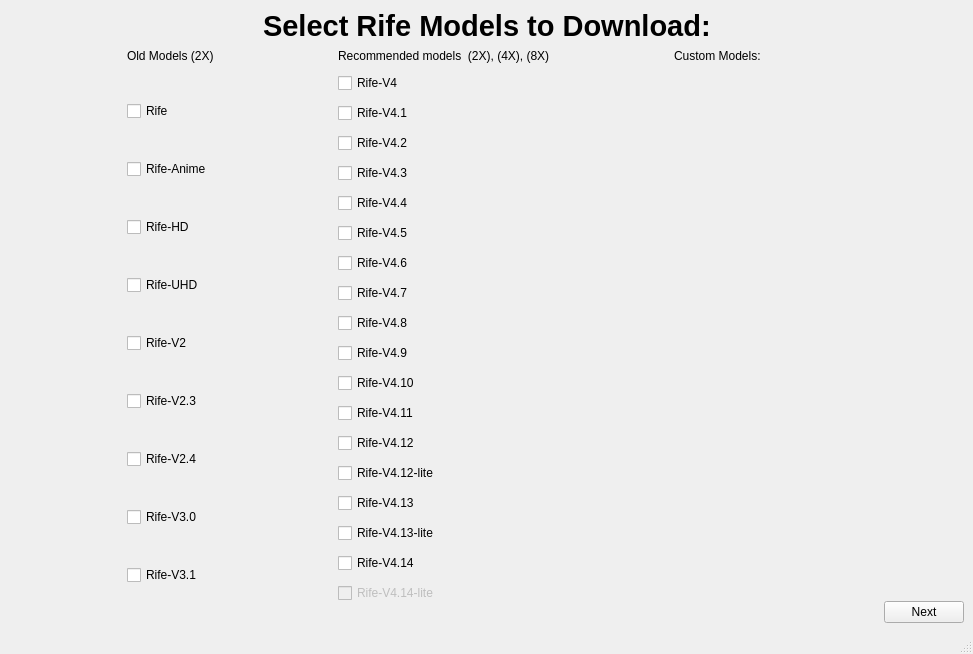
First picture: the form in src/getModels/SelectModels.ui, repository TNTwise/REAL-Video-Enhancer, before the edit.
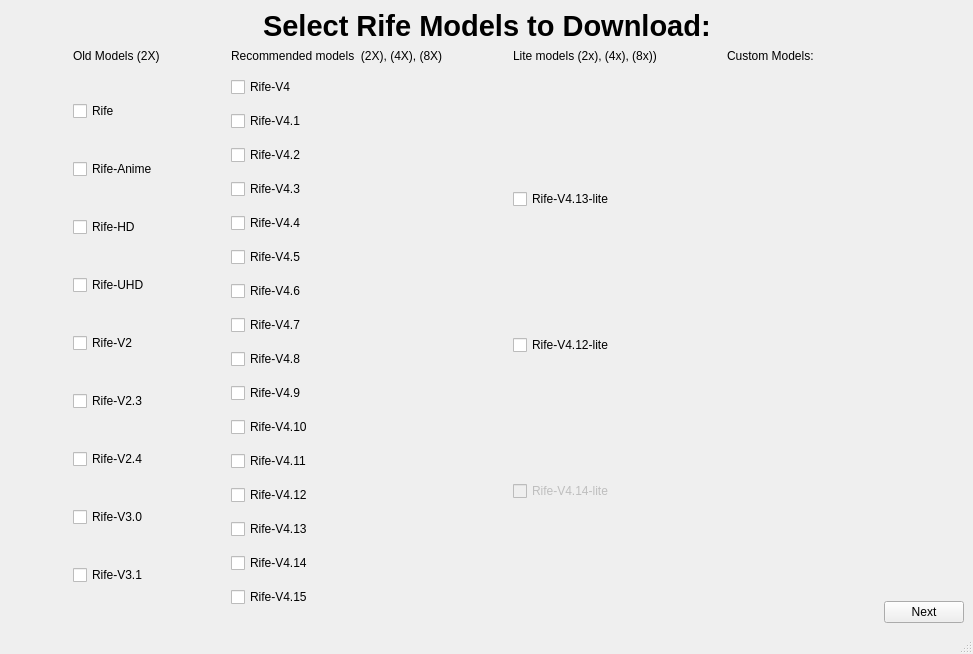
Second picture: the form after the edit.

Patch:
```diff
--- a/src/getModels/SelectModels.ui
+++ b/src/getModels/SelectModels.ui
@@ -58,6 +58,32 @@
        <layout class="QVBoxLayout" name="verticalLayout_2">
         <item>
          <layout class="QGridLayout" name="gridLayout">
+          <item row="0" column="8">
+           <widget class="QLabel" name="label_3">
+            <property name="maximumSize">
+             <size>
+              <width>16777215</width>
+              <height>20</height>
+             </size>
+            </property>
+            <property name="text">
+             <string>Custom Models:</string>
+            </property>
+           </widget>
+          </item>
+          <item row="1" column="2">
+           <spacer name="horizontalSpacer_6">
+            <property name="orientation">
+             <enum>Qt::Horizontal</enum>
+            </property>
+            <property name="sizeHint" stdset="0">
+             <size>
+              <width>40</width>
+              <height>20</height>
+             </size>
+            </property>
+           </spacer>
+          </item>
           <item row="1" column="1">
            <layout class="QVBoxLayout" name="verticalLayout">
             <item>
@@ -125,26 +151,6 @@
             </item>
            </layout>
           </item>
-          <item row="0" column="1">
-           <widget class="QLabel" name="label_4">
-            <property name="text">
-             <string>Old Models (2X)</string>
-            </property>
-           </widget>
-          </item>
-          <item row="0" column="3">
-           <widget class="QLabel" name="label_2">
-            <property name="maximumSize">
-             <size>
-              <width>16777215</width>
-              <height>20</height>
-             </size>
-            </property>
-            <property name="text">
-             <string>Recommended models  (2X), (4X), (8X)</string>
-            </property>
-           </widget>
-          </item>
           <item row="1" column="3">
            <layout class="QVBoxLayout" name="verticalLayout_6">
             <item>
@@ -241,13 +247,6 @@
               </property>
              </widget>
             </item>
-            <item>
-             <widget class="QCheckBox" name="rife412lite">
-              <property name="text">
-               <string>Rife-V4.12-lite</string>
-              </property>
-             </widget>
-            </item>
             <item>
              <widget class="QCheckBox" name="rife413">
               <property name="text">
@@ -255,13 +254,6 @@
               </property>
              </widget>
             </item>
-            <item>
-             <widget class="QCheckBox" name="rife413lite">
-              <property name="text">
-               <string>Rife-V4.13-lite</string>
-              </property>
-             </widget>
-            </item>
             <item>
              <widget class="QCheckBox" name="rife414">
               <property name="text">
@@ -270,17 +262,27 @@
              </widget>
             </item>
             <item>
-             <widget class="QCheckBox" name="rife414lite">
-              <property name="enabled">
-               <bool>false</bool>
-              </property>
+             <widget class="QCheckBox" name="rife415">
               <property name="text">
-               <string>Rife-V4.14-lite</string>
+               <string>Rife-V4.15</string>
               </property>
              </widget>
             </item>
            </layout>
           </item>
+          <item row="1" column="7">
+           <spacer name="horizontalSpacer_7">
+            <property name="orientation">
+             <enum>Qt::Horizontal</enum>
+            </property>
+            <property name="sizeHint" stdset="0">
+             <size>
+              <width>40</width>
+              <height>20</height>
+             </size>
+            </property>
+           </spacer>
+          </item>
           <item row="1" column="0">
            <spacer name="horizontalSpacer">
             <property name="orientation">
@@ -294,20 +296,7 @@
             </property>
            </spacer>
           </item>
-          <item row="1" column="4">
-           <spacer name="horizontalSpacer_5">
-            <property name="orientation">
-             <enum>Qt::Horizontal</enum>
-            </property>
-            <property name="sizeHint" stdset="0">
-             <size>
-              <width>40</width>
-              <height>20</height>
-             </size>
-            </property>
-           </spacer>
-          </item>
-          <item row="1" column="7">
+          <item row="1" column="10">
            <layout class="QVBoxLayout" name="verticalLayout_5">
             <item>
              <spacer name="verticalSpacer">
@@ -331,8 +320,8 @@
             </item>
            </layout>
           </item>
-          <item row="0" column="5">
-           <widget class="QLabel" name="label_3">
+          <item row="0" column="3">
+           <widget class="QLabel" name="label_2">
             <property name="maximumSize">
              <size>
               <width>16777215</width>
@@ -340,11 +329,11 @@
              </size>
             </property>
             <property name="text">
-             <string>Custom Models:</string>
+             <string>Recommended models  (2X), (4X), (8X)</string>
             </property>
            </widget>
           </item>
-          <item row="1" column="6">
+          <item row="1" column="9">
            <spacer name="horizontalSpacer_2">
             <property name="orientation">
              <enum>Qt::Horizontal</enum>
@@ -357,20 +346,7 @@
             </property>
            </spacer>
           </item>
-          <item row="1" column="2">
-           <spacer name="horizontalSpacer_6">
-            <property name="orientation">
-             <enum>Qt::Horizontal</enum>
-            </property>
-            <property name="sizeHint" stdset="0">
-             <size>
-              <width>40</width>
-              <height>20</height>
-             </size>
-            </property>
-           </spacer>
-          </item>
-          <item row="1" column="5">
+          <item row="1" column="8">
            <layout class="QVBoxLayout" name="vert_lay">
             <item>
              <layout class="QVBoxLayout" name="custom_models"/>
@@ -390,6 +366,61 @@
             </item>
            </layout>
           </item>
+          <item row="0" column="1">
+           <widget class="QLabel" name="label_4">
+            <property name="text">
+             <string>Old Models (2X)</string>
+            </property>
+           </widget>
+          </item>
+          <item row="1" column="4">
+           <spacer name="horizontalSpacer_5">
+            <property name="orientation">
+             <enum>Qt::Horizontal</enum>
+            </property>
+            <property name="sizeHint" stdset="0">
+             <size>
+              <width>40</width>
+              <height>20</height>
+             </size>
+            </property>
+           </spacer>
+          </item>
+          <item row="1" column="6">
+           <layout class="QVBoxLayout" name="verticalLayout_3">
+            <item>
+             <widget class="QCheckBox" name="rife413lite">
+              <property name="text">
+               <string>Rife-V4.13-lite</string>
+              </property>
+             </widget>
+            </item>
+            <item>
+             <widget class="QCheckBox" name="rife412lite">
+              <property name="text">
+               <string>Rife-V4.12-lite</string>
+              </property>
+             </widget>
+            </item>
+            <item>
+             <widget class="QCheckBox" name="rife414lite">
+              <property name="enabled">
+               <bool>false</bool>
+              </property>
+              <property name="text">
+               <string>Rife-V4.14-lite</string>
+              </property>
+             </widget>
+            </item>
+           </layout>
+          </item>
+          <item row="0" column="6">
+           <widget class="QLabel" name="label_5">
+            <property name="text">
+             <string>Lite models (2x), (4x), (8x))</string>
+            </property>
+           </widget>
+          </item>
          </layout>
         </item>
        </layout>
```
